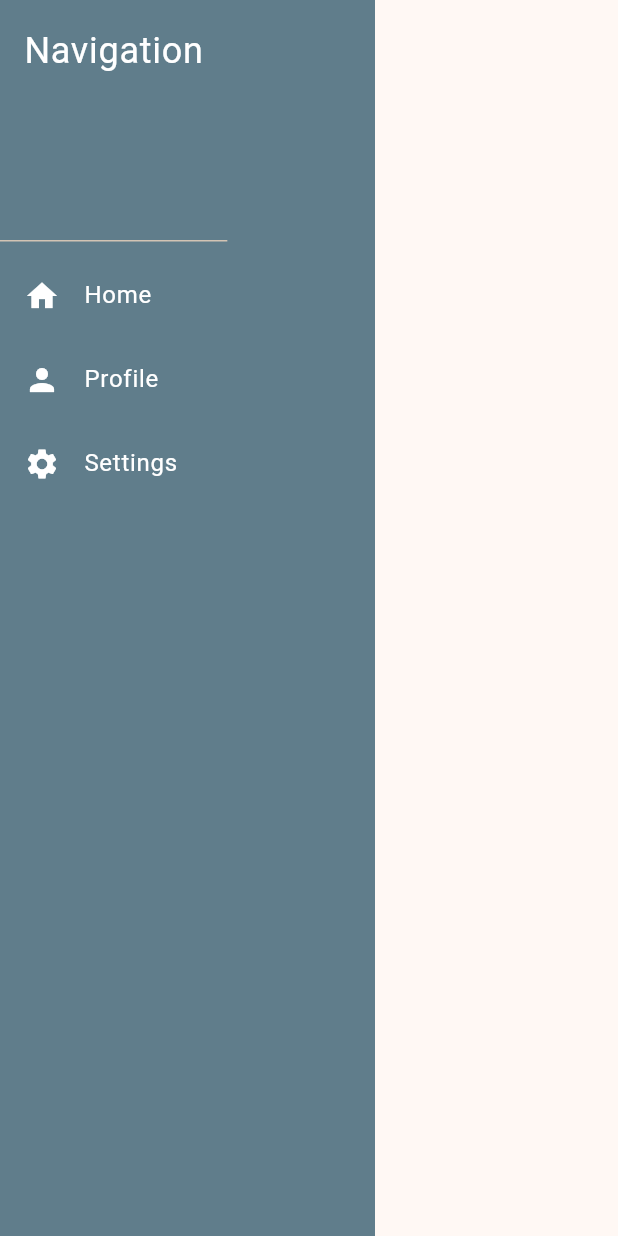
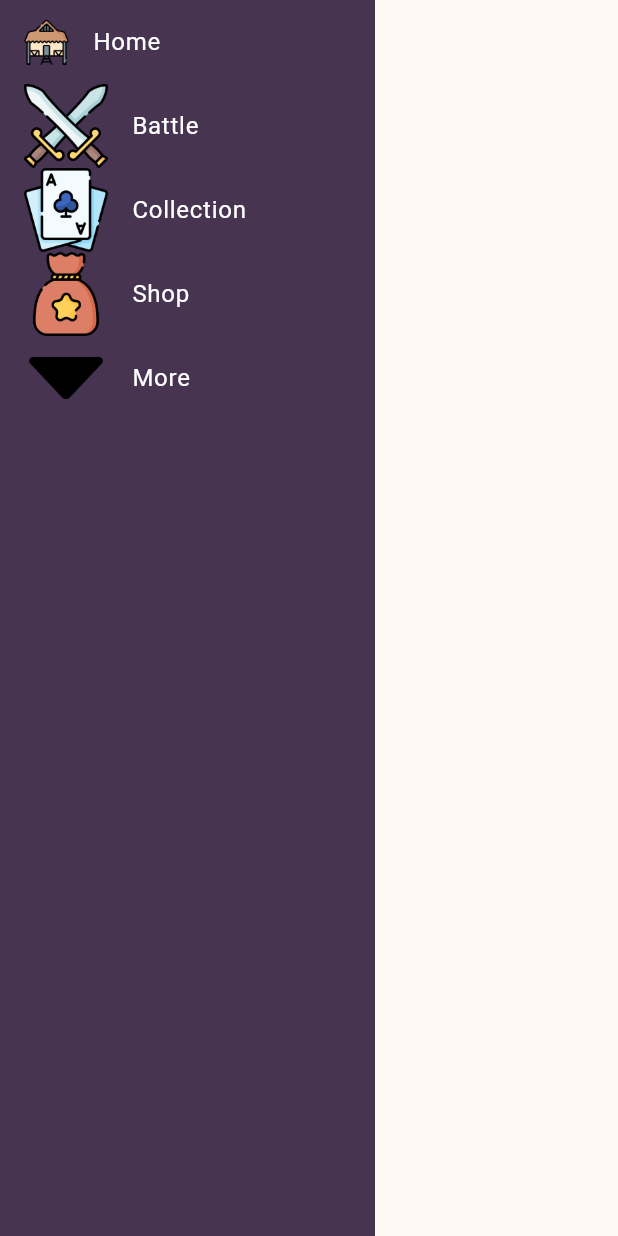
Before and after one commit to SadafTaheri/The-Five-CardGame-FE, a Flutter app: the SideNavBar widget shown alone on an empty page, opened directly, on a phone screen of 412 x 824 dp. Run offline on Flutter 3.47's test engine with Material 3 defaults, Android fonts, the light colour scheme and no system bars.

Commit message:
Updated sidebar

```diff
--- a/card_game_fe/lib/Home.dart
+++ b/card_game_fe/lib/Home.dart
@@ -1,10 +1,12 @@
 import 'package:flutter/material.dart';
+import 'Sidebar.dart';
 
 class Home extends StatelessWidget{
-  const Home({Key key})  :  super(key: key)
+  const Home({super.key});
 
   @override
   Widget build(BuildContext context) {
-    return Container(child: child)
+    return Container(child: const SideNavBar());
+
   }
 }
--- a/card_game_fe/lib/Sidebar.dart
+++ b/card_game_fe/lib/Sidebar.dart
@@ -1,23 +1,57 @@
 import 'package:flutter/material.dart';
 
-class Sidebar extends StatelessWidget{
-  const Sidebar({super.key});
+class SideNavBar extends StatelessWidget {
+  const SideNavBar({Key? key}) : super(key: key);
 
   @override
   Widget build(BuildContext context) {
     return Container(
       width: 250,
-      height: double.infinity,
-      color: Colors.orange[300],
+      color: const Color.fromARGB(255, 70, 52, 81),
       child: Column(
-        children: <Widget>[
-          SizedBox(height: 20 ),
+        crossAxisAlignment: CrossAxisAlignment.start,
+        children: [
           ListTile(
-            leading: Icon(Icons.Home, color: Colors.amber[50],),
-          )
-
-
+            leading: SizedBox(
+                width: 30,
+                height: 30,
+                child: Image.asset('lib/assets/hut.png')),
+            title: const Text('Home', style: TextStyle(color: Colors.white)),
+            onTap: () {
+              //Navigate to Home
+            },
+          ),
+          ListTile(
+            leading: Image.asset('lib/assets/swords.png'),
+            title: const Text('Battle', style: TextStyle(color: Colors.white)),
+            onTap: () {
+              // Navigate to PlayPage
+            },
+          ),
+          ListTile(
+            leading: Image.asset('lib/assets/playing-cards.png'),
+            title:
+                const Text('Collection', style: TextStyle(color: Colors.white)),
+            onTap: () {
+              // Navigate to Collection
+            },
+          ),
+          ListTile(
+            leading: Image.asset('lib/assets/treasure.png'),
+            title: const Text('Shop', style: TextStyle(color: Colors.white)),
+            onTap: () {
+              // Navigate to Shop
+            },
+          ),
+          ListTile(
+            leading: Image.asset('lib/assets/down.png'),
+            title: const Text('More', style: TextStyle(color: Colors.white)),
+            onTap: () {
+              // Navigate to More
+            },
+          ),
         ],
-      ))
+      ),
+    );
   }
 }
--- a/card_game_fe/lib/main.dart
+++ b/card_game_fe/lib/main.dart
@@ -1,3 +1,4 @@
+import 'package:card_game_fe/Home.dart';
 import 'package:flutter/material.dart';
 
 void main() {
@@ -16,115 +17,72 @@ class MyApp extends StatelessWidget {
             seedColor: const Color.fromARGB(255, 183, 133, 58)),
         useMaterial3: true,
       ),
-      home: const MyHomePage(title: 'Web Page'),
+      home: Home(),
     );
   }
 }
 
-class MyHomePage extends StatefulWidget {
-  const MyHomePage({super.key, required this.title});
 
-  final String title;
 
-  @override
-  State<MyHomePage> createState() => _MyHomePageState();
-}
 
-class _MyHomePageState extends State<MyHomePage> {
-  int _counter = 0;
 
-  void _incrementCounter() {
-    setState(() {
-      _counter++;
-    });
-  }
 
-  @override
-  Widget build(BuildContext context) {
-    return Scaffold(
-      body: Row(
-        children: [
-          // This is the sidebar (navigation bar)
-          const SideNavBar(),
+// class MyHomePage extends StatefulWidget {
+//   const MyHomePage({super.key, required this.title});
 
-          // This is the main content area
-          Expanded(
-            child: Scaffold(
-              appBar: AppBar(
-                backgroundColor: Theme.of(context).colorScheme.inversePrimary,
-                title: Text(widget.title),
-              ),
-              body: Center(
-                child: Column(
-                  mainAxisAlignment: MainAxisAlignment.center,
-                  children: <Widget>[
-                    const Text(
-                      'You have pushed the button this many times:',
-                    ),
-                    Text(
-                      '$_counter',
-                      style: Theme.of(context).textTheme.headlineMedium,
-                    ),
-                  ],
-                ),
-              ),
-              floatingActionButton: FloatingActionButton(
-                onPressed: _incrementCounter,
-                tooltip: 'Increment',
-                child: const Icon(Icons.add),
-              ),
-            ),
-          ),
-        ],
-      ),
-    );
-  }
-}
+//   final String title;
 
-class SideNavBar extends StatelessWidget {
-  const SideNavBar({Key? key}) : super(key: key);
+//   @override
+//   State<MyHomePage> createState() => _MyHomePageState();
+// }
 
-  @override
-  Widget build(BuildContext context) {
-    return Container(
-      width: 250,
-      color: Colors.blueGrey,
-      child: Column(
-        crossAxisAlignment: CrossAxisAlignment.start,
-        children: [
-          const DrawerHeader(
-            child: Text(
-              'Navigation',
-              style: TextStyle(
-                color: Colors.white,
-                fontSize: 24,
-              ),
-            ),
-          ),
-          ListTile(
-            leading: const Icon(Icons.home, color: Colors.white),
-            title: const Text('Home', style: TextStyle(color: Colors.white)),
-            onTap: () {
-              // Navigate to Home
-            },
-          ),
-          ListTile(
-            leading: const Icon(Icons.person, color: Colors.white),
-            title: const Text('Profile', style: TextStyle(color: Colors.white)),
-            onTap: () {
-              // Navigate to Profile
-            },
-          ),
-          ListTile(
-            leading: const Icon(Icons.settings, color: Colors.white),
-            title:
-                const Text('Settings', style: TextStyle(color: Colors.white)),
-            onTap: () {
-              // Navigate to Settings
-            },
-          ),
-        ],
-      ),
-    );
-  }
-}
+// class _MyHomePageState extends State<MyHomePage> {
+//   int _counter = 0;
+
+//   void _incrementCounter() {
+//     setState(() {
+//       _counter++;
+//     });
+//   }
+
+//   @override
+//   Widget build(BuildContext context) {
+//     return Scaffold(
+//       body: Row(
+//         children: [
+//           // This is the sidebar (navigation bar)
+//           const SideNavBar(),
+
+//           // This is the main content area
+//           Expanded(
+//             child: Scaffold(
+//               appBar: AppBar(
+//                 backgroundColor: Theme.of(context).colorScheme.inversePrimary,
+//                 title: Text(widget.title),
+//               ),
+//               body: Center(
+//                 child: Column(
+//                   mainAxisAlignment: MainAxisAlignment.center,
+//                   children: <Widget>[
+//                     const Text(
+//                       'You have pushed the button this many times:',
+//                     ),
+//                     Text(
+//                       '$_counter',
+//                       style: Theme.of(context).textTheme.headlineMedium,
+//                     ),
+//                   ],
+//                 ),
+//               ),
+//               floatingActionButton: FloatingActionButton(
+//                 onPressed: _incrementCounter,
+//                 tooltip: 'Increment',
+//                 child: const Icon(Icons.add),
+//               ),
+//             ),
+//           ),
+//         ],
+//       ),
+//     );
+//   }
+// }
--- a/card_game_fe/pubspec.yaml
+++ b/card_game_fe/pubspec.yaml
@@ -59,7 +59,8 @@ flutter:
   uses-material-design: true
 
   # To add assets to your application, add an assets section, like this:
-  # assets:
+  assets:
+    - lib/assets/
   #   - images/a_dot_burr.jpeg
   #   - images/a_dot_ham.jpeg
 
```
Also changed, not shown: card_game_fe/lib/assets/battle.png (added), card_game_fe/lib/assets/down.png (added), card_game_fe/lib/assets/hut.png (added), card_game_fe/lib/assets/playing-cards.png (added), card_game_fe/lib/assets/swords.png (added), card_game_fe/lib/assets/treasure.png (added).
